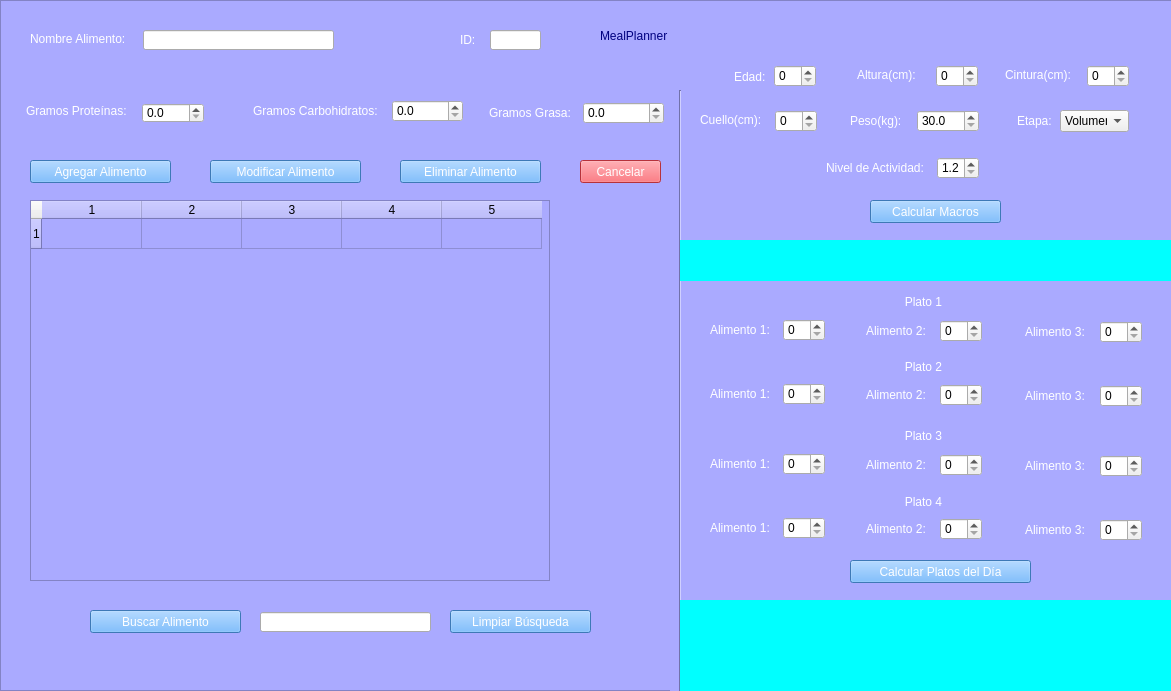
Above: gui/menu.ui from robertbarac/MealPlanner before the change. Below: the same form after it.
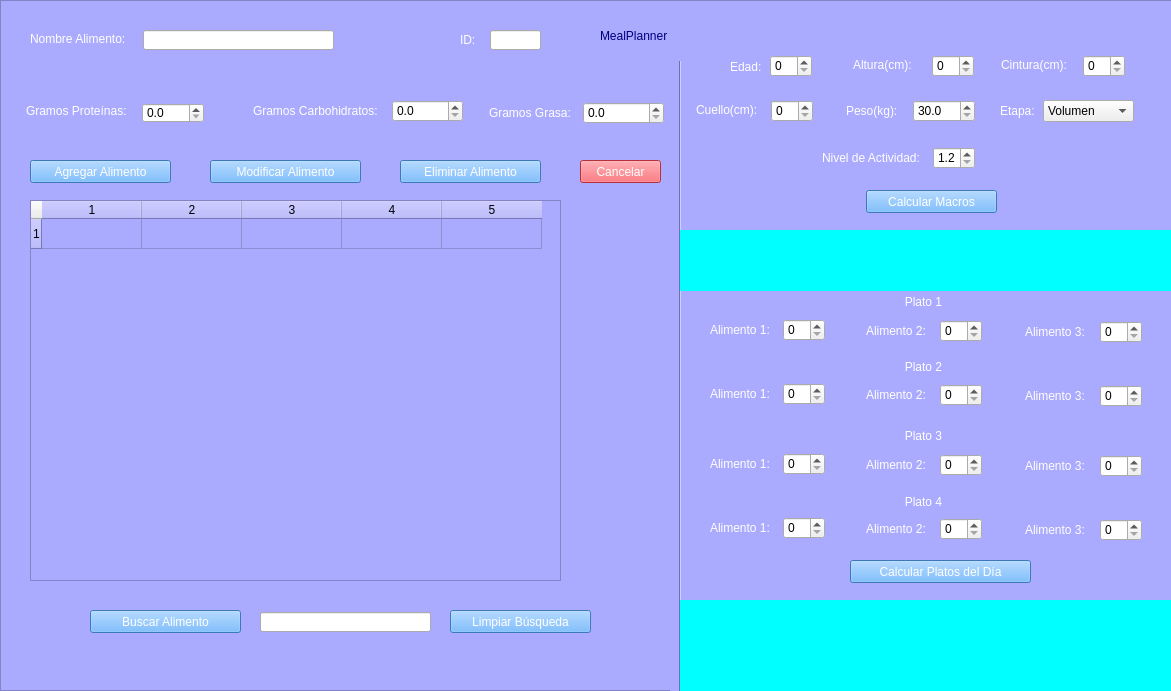
That is the form after the change. Icons and pictures are not drawn.

The edit to the form file:
```diff
--- a/gui/menu.ui
+++ b/gui/menu.ui
@@ -48,7 +48,7 @@
      <rect>
       <x>30</x>
       <y>200</y>
-      <width>520</width>
+      <width>531</width>
       <height>381</height>
      </rect>
     </property>
@@ -260,9 +260,9 @@
      <property name="geometry">
       <rect>
        <x>670</x>
-       <y>90</y>
+       <y>60</y>
        <width>20</width>
-       <height>601</height>
+       <height>631</height>
       </rect>
      </property>
      <property name="orientation">
@@ -308,8 +308,8 @@
     <widget class="QLabel" name="label_age">
      <property name="geometry">
       <rect>
-       <x>734</x>
-       <y>70</y>
+       <x>730</x>
+       <y>60</y>
        <width>47</width>
        <height>13</height>
       </rect>
@@ -321,8 +321,8 @@
     <widget class="QSpinBox" name="sb_age">
      <property name="geometry">
       <rect>
-       <x>774</x>
-       <y>65</y>
+       <x>770</x>
+       <y>55</y>
        <width>42</width>
        <height>22</height>
       </rect>
@@ -331,8 +331,8 @@
     <widget class="QLabel" name="label_height">
      <property name="geometry">
       <rect>
-       <x>857</x>
-       <y>65</y>
+       <x>853</x>
+       <y>55</y>
        <width>71</width>
        <height>20</height>
       </rect>
@@ -344,18 +344,21 @@
     <widget class="QSpinBox" name="sb_height">
      <property name="geometry">
       <rect>
-       <x>936</x>
-       <y>65</y>
+       <x>932</x>
+       <y>55</y>
        <width>42</width>
        <height>22</height>
       </rect>
      </property>
+     <property name="maximum">
+      <number>250</number>
+     </property>
     </widget>
     <widget class="QLabel" name="label_waist">
      <property name="geometry">
       <rect>
-       <x>1005</x>
-       <y>65</y>
+       <x>1001</x>
+       <y>55</y>
        <width>71</width>
        <height>20</height>
       </rect>
@@ -367,8 +370,8 @@
     <widget class="QSpinBox" name="sb_waist">
      <property name="geometry">
       <rect>
-       <x>1087</x>
-       <y>65</y>
+       <x>1083</x>
+       <y>55</y>
        <width>42</width>
        <height>22</height>
       </rect>
@@ -380,8 +383,8 @@
     <widget class="QLabel" name="label_activity_level">
      <property name="geometry">
       <rect>
-       <x>826</x>
-       <y>158</y>
+       <x>822</x>
+       <y>148</y>
        <width>111</width>
        <height>20</height>
       </rect>
@@ -393,8 +396,8 @@
     <widget class="QLabel" name="label_weight">
      <property name="geometry">
       <rect>
-       <x>850</x>
-       <y>111</y>
+       <x>846</x>
+       <y>101</y>
        <width>60</width>
        <height>20</height>
       </rect>
@@ -406,8 +409,8 @@
     <widget class="QDoubleSpinBox" name="dsb_weight">
      <property name="geometry">
       <rect>
-       <x>917</x>
-       <y>110</y>
+       <x>913</x>
+       <y>100</y>
        <width>62</width>
        <height>22</height>
       </rect>
@@ -425,8 +428,8 @@
     <widget class="QSpinBox" name="sb_neck">
      <property name="geometry">
       <rect>
-       <x>775</x>
-       <y>110</y>
+       <x>771</x>
+       <y>100</y>
        <width>42</width>
        <height>22</height>
       </rect>
@@ -438,8 +441,8 @@
     <widget class="QLabel" name="label_neck">
      <property name="geometry">
       <rect>
-       <x>700</x>
-       <y>110</y>
+       <x>696</x>
+       <y>100</y>
        <width>71</width>
        <height>20</height>
       </rect>
@@ -451,8 +454,8 @@
     <widget class="QLabel" name="label_goal">
      <property name="geometry">
       <rect>
-       <x>1017</x>
-       <y>113</y>
+       <x>1000</x>
+       <y>103</y>
        <width>47</width>
        <height>16</height>
       </rect>
@@ -464,9 +467,9 @@
     <widget class="QComboBox" name="cb_goal">
      <property name="geometry">
       <rect>
-       <x>1060</x>
-       <y>110</y>
-       <width>69</width>
+       <x>1043</x>
+       <y>100</y>
+       <width>91</width>
        <height>22</height>
       </rect>
      </property>
@@ -489,8 +492,8 @@
     <widget class="QDoubleSpinBox" name="dsb_activity_level">
      <property name="geometry">
       <rect>
-       <x>937</x>
-       <y>157</y>
+       <x>933</x>
+       <y>147</y>
        <width>42</width>
        <height>22</height>
       </rect>
@@ -508,8 +511,8 @@
     <widget class="QPushButton" name="btn_calculate_macros">
      <property name="geometry">
       <rect>
-       <x>870</x>
-       <y>200</y>
+       <x>866</x>
+       <y>190</y>
        <width>131</width>
        <height>23</height>
       </rect>
@@ -522,9 +525,9 @@
      <property name="geometry">
       <rect>
        <x>680</x>
-       <y>240</y>
+       <y>230</y>
        <width>491</width>
-       <height>41</height>
+       <height>61</height>
       </rect>
      </property>
      <property name="styleSheet">
```
